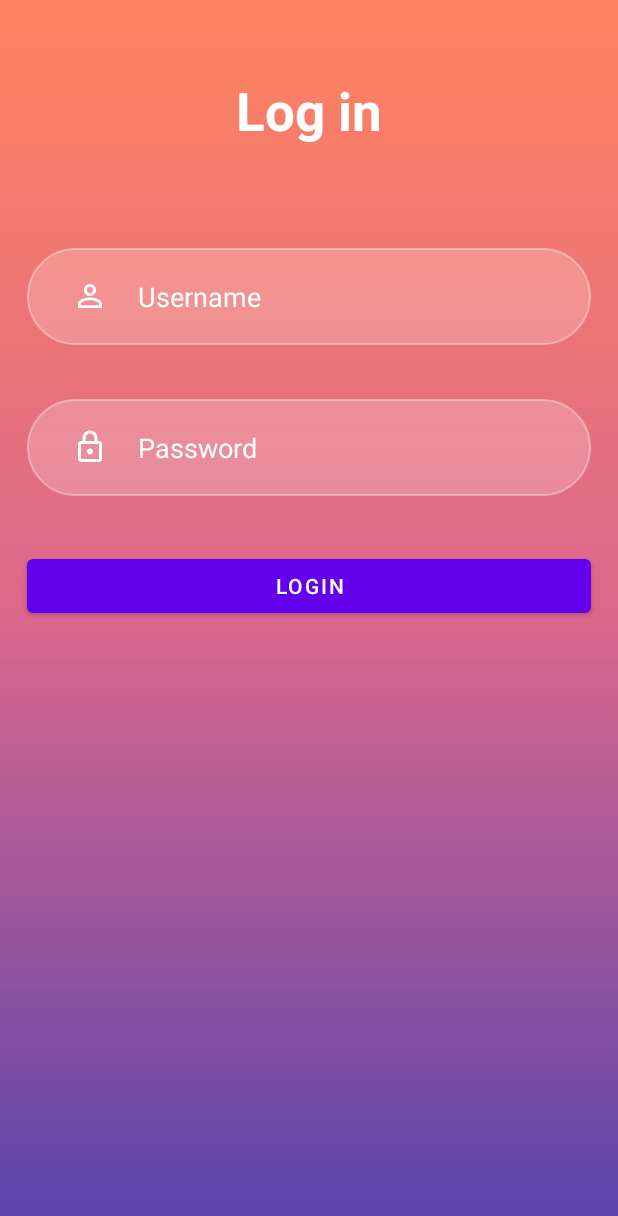
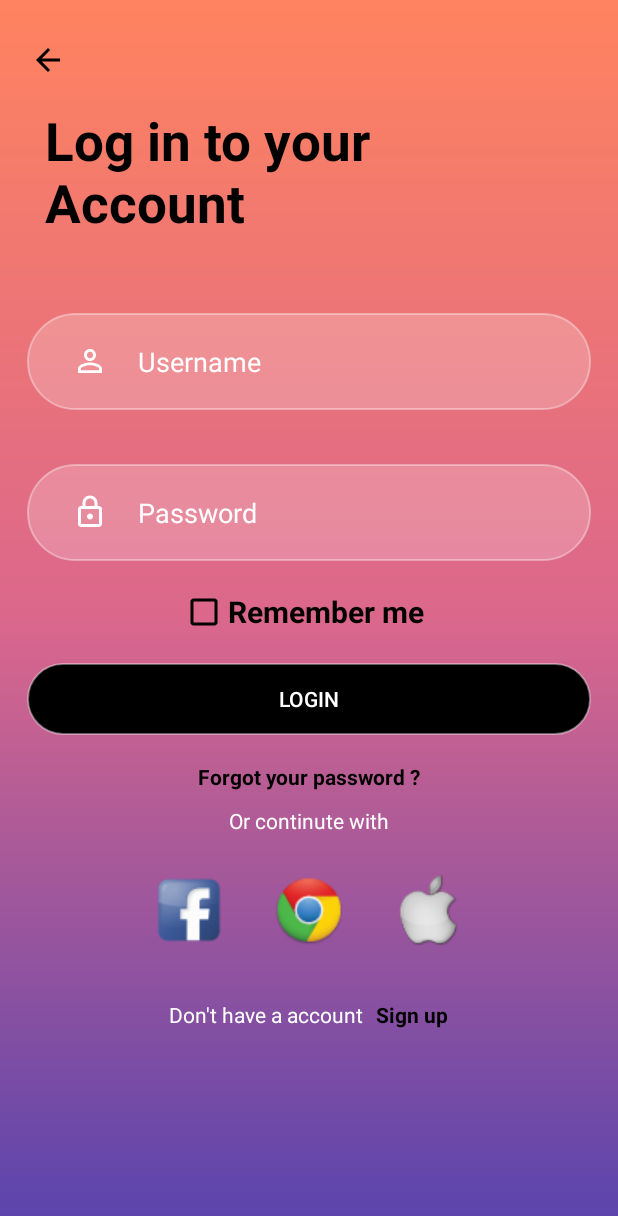
Before and after one commit to hualocson/Project-mobile-ecommerce, an Android app: the layout fragment_login.xml on its own in the app's theme, with its tools: preview values and no code run, on a phone screen of 412 x 824 dp. Shown: the top 1216 px of the screen. Run offline under Robolectric (Android 15) with nearby library versions, the phone set to English and light mode, and no system bars.

Commit message:
#5 fragment_login done

```diff
--- /dev/null
+++ b/app/src/main/res/drawable/back_icon.xml
@@ -0,0 +1,5 @@
+<vector android:autoMirrored="true" android:height="24dp"
+    android:tint="#000000" android:viewportHeight="24"
+    android:viewportWidth="30" android:width="30dp" xmlns:android="http://schemas.android.com/apk/res/android">
+    <path android:fillColor="@android:color/white" android:pathData="M20,11H7.83l5.59,-5.59L12,4l-8,8 8,8 1.41,-1.41L7.83,13H20v-2z"/>
+</vector>
--- /dev/null
+++ b/app/src/main/res/drawable/background_button.xml
@@ -0,0 +1,10 @@
+<?xml version="1.0" encoding="utf-8"?>
+<selector xmlns:android="http://schemas.android.com/apk/res/android">
+    <item>
+        <shape android:shape="rectangle">
+            <solid android:color="@color/black" />
+            <corners android:radius="50dp" />
+            <stroke android:width="1dp" android:color="#65faf8f8" />
+        </shape>
+    </item>
+</selector>
--- a/app/src/main/res/layout/fragment_login.xml
+++ b/app/src/main/res/layout/fragment_login.xml
@@ -6,17 +6,20 @@
     android:background="@drawable/background"
     tools:context=".ui.LoginFragment">
 
+    <include
+        layout="@layout/navigate_btn" />
+
     <TextView
         android:id="@+id/signin"
         android:layout_width="match_parent"
         android:layout_height="wrap_content"
-        android:layout_marginStart="50dp"
-        android:layout_marginTop="50dp"
+        android:layout_marginStart="30dp"
+        android:layout_marginTop="70dp"
         android:layout_marginEnd="50dp"
         android:layout_marginBottom="50dp"
-        android:gravity="center"
-        android:text="Log in"
-        android:textColor="@color/white"
+        android:gravity="left"
+        android:text="Log in to your Account"
+        android:textColor="@color/text_color"
         android:textSize="35sp"
         android:textStyle="bold" />
 
@@ -27,7 +30,7 @@
         android:layout_height="wrap_content"
         android:layout_below="@+id/signin"
         android:layout_marginStart="18dp"
-        android:layout_marginTop="18dp"
+
         android:layout_marginEnd="18dp"
         android:layout_marginBottom="18dp"
         android:background="@drawable/background_edittext"
@@ -58,14 +61,112 @@
         android:textColor="@color/white"
         android:textColorHint="@color/white" />
 
+    <CheckBox
+        android:id="@+id/ckb_login"
+        android:layout_width="wrap_content"
+        android:layout_height="wrap_content"
+        android:text="Remember me"
+        android:textSize="20dp"
+        android:layout_marginLeft="120dp"
+        android:layout_below="@id/et_password"
+        android:textStyle="bold"
+        android:buttonTint="@color/black"
+        />
+
     <Button
         android:id="@+id/btn_login"
         android:layout_width="match_parent"
         android:layout_height="wrap_content"
-        android:layout_below="@+id/et_password"
+        android:layout_below="@+id/ckb_login"
         android:layout_marginStart="18dp"
         android:layout_marginEnd="18dp"
         android:layout_marginTop="18dp"
         android:layout_marginBottom="18dp"
-        android:text="Login" />
+        android:text="Login"
+        android:background="@drawable/background_button"
+        android:textColor="@color/white"
+        android:textColorHint="@color/white"/>
+
+    <TextView
+        android:id="@+id/text_fgot"
+        android:layout_width="match_parent"
+        android:layout_height="wrap_content"
+        android:layout_below="@+id/btn_login"
+        android:text="Forgot your password ?"
+        android:gravity="center"
+        android:textStyle="bold"
+        android:textColor="@color/black" />
+
+    <TextView
+        android:id="@+id/text_options"
+        android:layout_width="match_parent"
+        android:layout_height="wrap_content"
+        android:layout_below="@+id/text_fgot"
+        android:text="Or continute with"
+        android:gravity="center"
+        android:layout_marginTop="10dp"
+        android:textColor="@color/white" />
+
+
+    <LinearLayout
+        android:id="@+id/login_options"
+        android:layout_width="match_parent"
+        android:layout_height="wrap_content"
+        android:layout_below="@+id/text_options"
+        android:layout_marginTop="10dp"
+        android:gravity="center"
+        >
+
+        <ImageButton
+            android:layout_width="80dp"
+            android:layout_height="80dp"
+            android:src="@drawable/icon_facebook"
+            android:background="@android:color/transparent"
+            />
+
+        <ImageButton
+            android:layout_width="80dp"
+            android:layout_height="80dp"
+            android:src="@drawable/icon_google"
+            android:background="@android:color/transparent"
+            />
+
+        <ImageButton
+            android:layout_width="80dp"
+            android:layout_height="80dp"
+            android:src="@drawable/icon_apple"
+            android:background="@android:color/transparent"
+            />
+
+    </LinearLayout>
+
+    <LinearLayout
+        android:layout_width="match_parent"
+        android:layout_height="wrap_content"
+        android:layout_below="@+id/login_options"
+        android:gravity="center">
+
+        <TextView
+            android:layout_width="wrap_content"
+            android:layout_height="30dp"
+            android:text="Don't have a account "
+            android:gravity="center"
+            android:layout_marginTop="10dp"
+            android:textColor="@color/white"
+            />
+
+        <TextView
+            android:layout_width="wrap_content"
+            android:layout_height="30dp"
+            android:text="Sign up"
+            android:gravity="center"
+            android:layout_marginLeft="5dp"
+            android:layout_marginTop="10dp"
+            android:textColor="@color/black"
+            android:textStyle="bold"
+            />
+
+    </LinearLayout>
+
+
 </RelativeLayout>
--- /dev/null
+++ b/app/src/main/res/layout/navigate_btn.xml
@@ -0,0 +1,8 @@
+<?xml version="1.0" encoding="utf-8"?>
+<ImageButton xmlns:android="http://schemas.android.com/apk/res/android"
+    android:layout_width="70dp"
+    android:layout_height="80dp"
+    android:src="@drawable/back_icon"
+    android:background="@android:color/transparent">
+
+</ImageButton>
--- a/app/src/main/res/values/colors.xml
+++ b/app/src/main/res/values/colors.xml
@@ -7,4 +7,5 @@
     <color name="teal_700">#FF018786</color>
     <color name="black">#FF000000</color>
     <color name="white">#FFFFFFFF</color>
+    <color name="text_color">#FF000000</color>
 </resources>
--- a/app/src/main/res/values/themes.xml
+++ b/app/src/main/res/values/themes.xml
@@ -1,6 +1,6 @@
 <resources xmlns:tools="http://schemas.android.com/tools">
     <!-- Base application theme. -->
-    <style name="Theme.EcommerceApp" parent="Theme.MaterialComponents.DayNight.DarkActionBar">
+    <style name="Theme.EcommerceApp" parent="Theme.AppCompat.DayNight.NoActionBar">
         <!-- Primary brand color. -->
         <item name="colorPrimary">@color/purple_500</item>
         <item name="colorPrimaryVariant">@color/purple_700</item>
```
Also changed, not shown: app/src/main/res/drawable/icon_apple.png (added), app/src/main/res/drawable/icon_facebook.png (added), app/src/main/res/drawable/icon_google.png (added).
